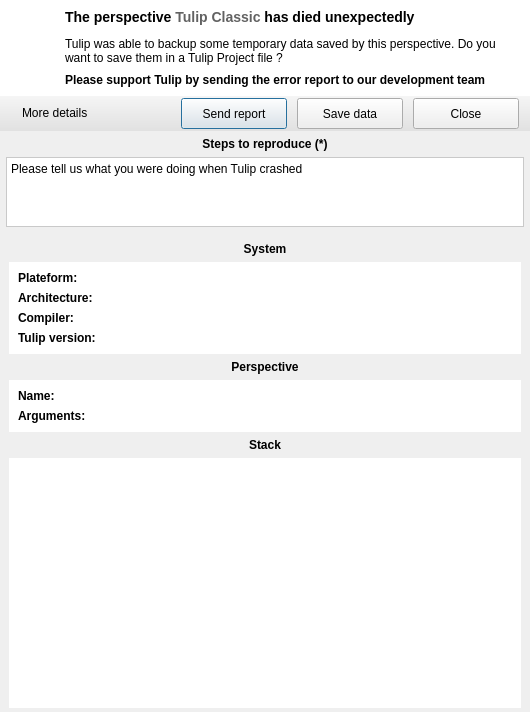
Old version of the form software/tulip/designer/TulipPerspectiveCrashHandler.ui in the repository vadivelselvaraj/TulipGLImprovement.
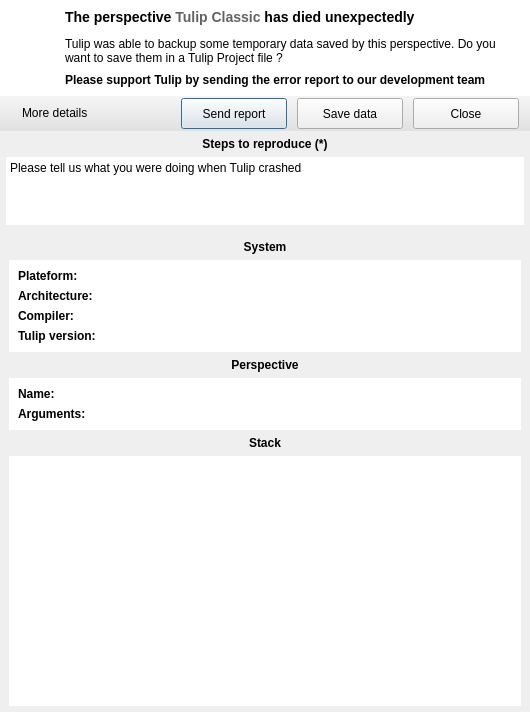
New version of the form. Icons and pictures are not drawn.

Commit message: [ Mantis #0003811 ] Added a help text into the vector edition widget

The edit to the form file:
```diff
--- a/software/tulip/designer/TulipPerspectiveCrashHandler.ui
+++ b/software/tulip/designer/TulipPerspectiveCrashHandler.ui
@@ -262,7 +262,7 @@
        </widget>
       </item>
       <item>
-       <widget class="QPlainTextEdit" name="commentsEdit">
+       <widget class="QTextEdit" name="commentsEdit">
         <property name="maximumSize">
          <size>
           <width>16777215</width>
@@ -278,8 +278,12 @@
         <property name="frameShape">
          <enum>QFrame::NoFrame</enum>
         </property>
-        <property name="plainText">
-         <string>Please tell us what you were doing when Tulip crashed</string>
+        <property name="html">
+         <string>&lt;!DOCTYPE HTML PUBLIC &quot;-//W3C//DTD HTML 4.0//EN&quot; &quot;http://www.w3.org/TR/REC-html40/strict.dtd&quot;&gt;
+&lt;html&gt;&lt;head&gt;&lt;meta name=&quot;qrichtext&quot; content=&quot;1&quot; /&gt;&lt;style type=&quot;text/css&quot;&gt;
+p, li { white-space: pre-wrap; }
+&lt;/style&gt;&lt;/head&gt;&lt;body style=&quot; font-family:'Sans Serif'; font-size:9pt; font-weight:400; font-style:normal;&quot;&gt;
+&lt;p style=&quot; margin-top:0px; margin-bottom:0px; margin-left:0px; margin-right:0px; -qt-block-indent:0; text-indent:0px;&quot;&gt;Please tell us what you were doing when Tulip crashed &lt;/p&gt;&lt;/body&gt;&lt;/html&gt;</string>
         </property>
        </widget>
       </item>
```
The commit also changes 1 other file.
